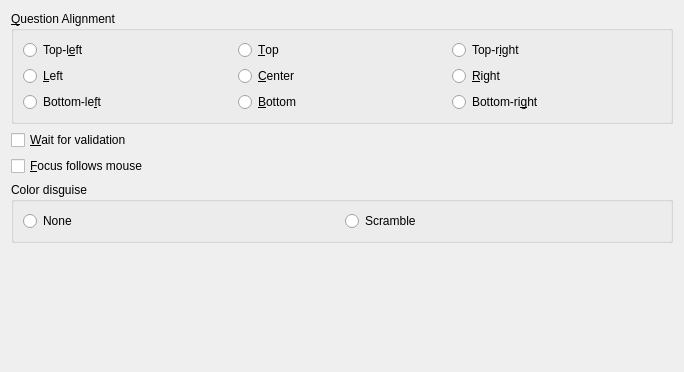
The window that src/kgeographyoptions.ui (KDE/kgeography) describes before a commit, drawn with Qt 5; both pictures show x 0 to 684 and y 0 to 372 of the 684 by 594 pixel window.
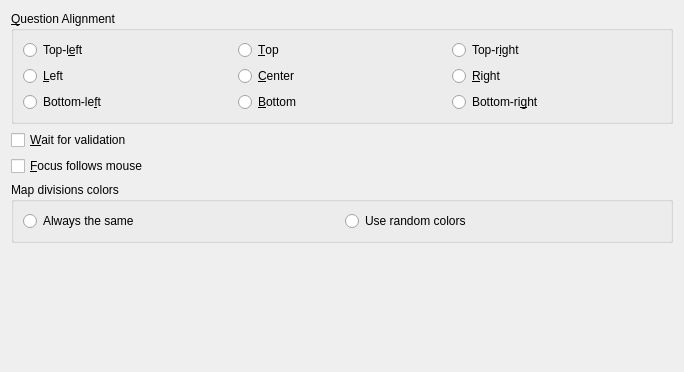
The same window after the commit. Custom widgets are drawn as their Qt base class.

Commit message:
Explain better the divisions colors choice
REVIEW:110667

```diff
--- a/src/kgeographyoptions.ui
+++ b/src/kgeographyoptions.ui
@@ -109,20 +109,20 @@
       <bool>true</bool>
      </property>
      <property name="title">
-      <string>Color disguise</string>
+      <string>Map divisions colors</string>
      </property>
      <layout class="QGridLayout" name="gridLayout_2">
       <item row="0" column="0">
        <widget class="QRadioButton" name="noColorDisguiseRadio">
         <property name="text">
-         <string>None</string>
+         <string>Always the same</string>
         </property>
        </widget>
       </item>
       <item row="0" column="1">
        <widget class="QRadioButton" name="scrambleColorDisguiseRadio">
         <property name="text">
-         <string>Scramble</string>
+         <string>Use random colors</string>
         </property>
        </widget>
       </item>
```
Left out of the diff: 3 changed lines with no effect on the pictures.
